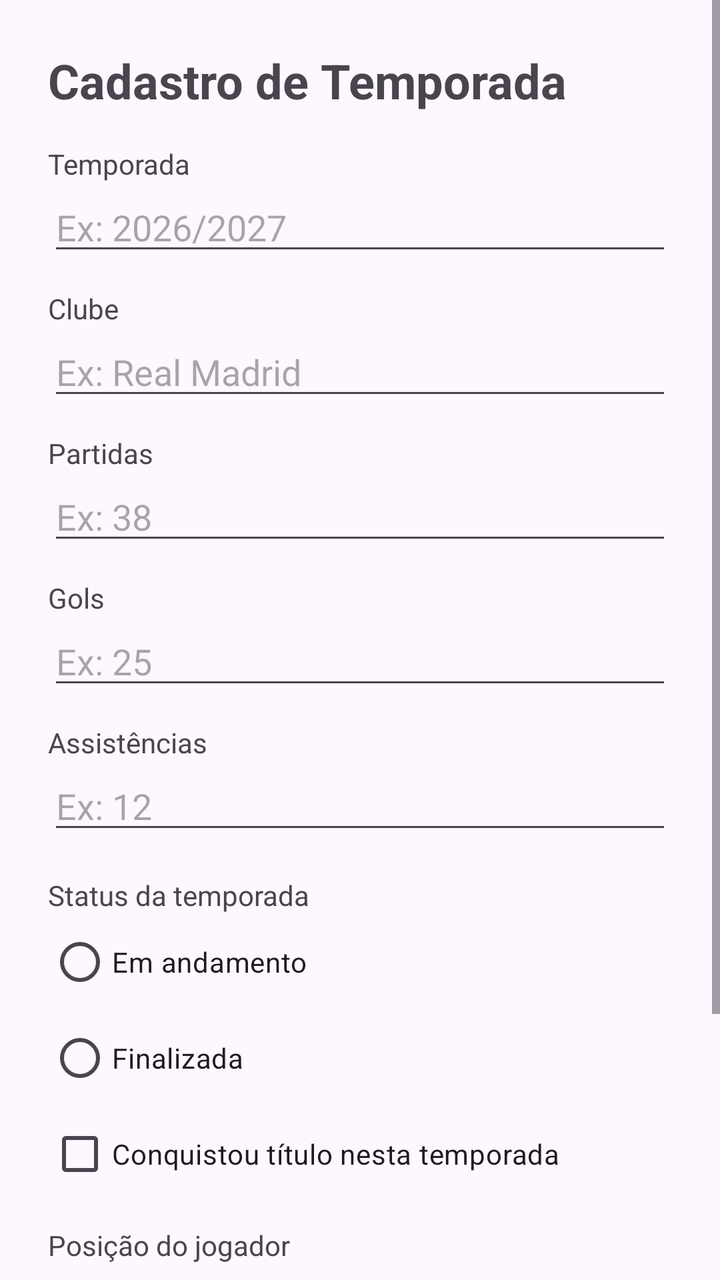
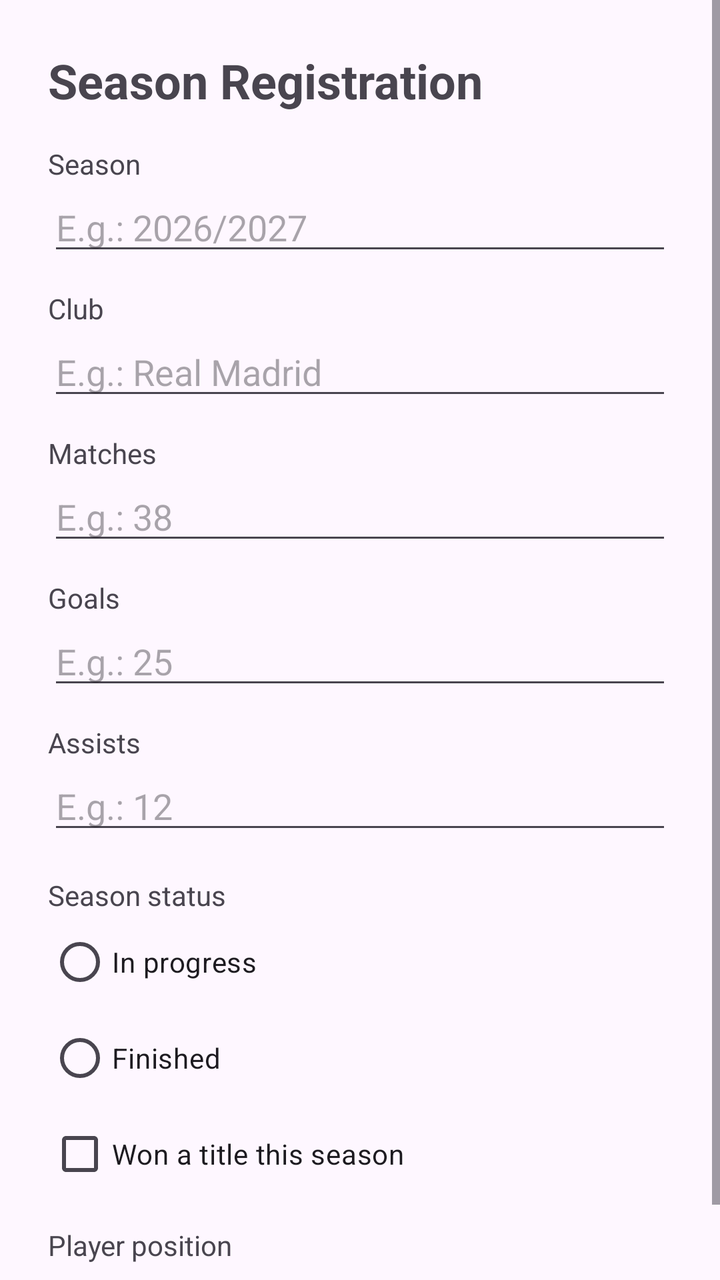

Screens rendered from an Android XML layout before and after an edit, with the pre-edit source and the edit as a unified diff.
<!-- AndroidManifest.xml: application theme Theme.RegistroDeCarreiraFC -->
<!-- res/layout/activity_main.xml -->
<?xml version="1.0" encoding="utf-8"?>
<ScrollView xmlns:android="http://schemas.android.com/apk/res/android"
    xmlns:tools="http://schemas.android.com/tools"
    android:id="@+id/main"
    android:layout_width="match_parent"
    android:layout_height="match_parent"
    android:fillViewport="true"
    tools:context=".MainActivity">

    <LinearLayout
        android:layout_width="match_parent"
        android:layout_height="wrap_content"
        android:orientation="vertical"
        android:padding="24dp">

        <TextView
            android:layout_width="match_parent"
            android:layout_height="wrap_content"
            android:text="Cadastro de Temporada"
            android:textSize="24sp"
            android:textStyle="bold" />

        <TextView
            android:layout_width="match_parent"
            android:layout_height="wrap_content"
            android:layout_marginTop="16dp"
            android:text="Temporada" />

        <EditText
            android:id="@+id/editTextTemporada"
            android:layout_width="match_parent"
            android:layout_height="wrap_content"
            android:hint="Ex: 2026/2027"
            android:inputType="text" />

        <TextView
            android:layout_width="match_parent"
            android:layout_height="wrap_content"
            android:layout_marginTop="12dp"
            android:text="Clube" />

        <EditText
            android:id="@+id/editTextClube"
            android:layout_width="match_parent"
            android:layout_height="wrap_content"
            android:hint="Ex: Real Madrid"
            android:inputType="text" />

        <TextView
            android:layout_width="match_parent"
            android:layout_height="wrap_content"
            android:layout_marginTop="12dp"
            android:text="Partidas" />

        <EditText
            android:id="@+id/editTextPartidas"
            android:layout_width="match_parent"
            android:layout_height="wrap_content"
            android:hint="Ex: 38"
            android:inputType="number" />

        <TextView
            android:layout_width="match_parent"
            android:layout_height="wrap_content"
            android:layout_marginTop="12dp"
            android:text="Gols" />

        <EditText
            android:id="@+id/editTextGols"
            android:layout_width="match_parent"
            android:layout_height="wrap_content"
            android:hint="Ex: 25"
            android:inputType="number" />

        <TextView
            android:layout_width="match_parent"
            android:layout_height="wrap_content"
            android:layout_marginTop="12dp"
            android:text="Assistências" />

        <EditText
            android:id="@+id/editTextAssistencias"
            android:layout_width="match_parent"
            android:layout_height="wrap_content"
            android:hint="Ex: 12"
            android:inputType="number" />

        <TextView
            android:layout_width="match_parent"
            android:layout_height="wrap_content"
            android:layout_marginTop="16dp"
            android:text="Status da temporada" />

        <RadioGroup
            android:id="@+id/radioGroupStatus"
            android:layout_width="match_parent"
            android:layout_height="wrap_content">

            <RadioButton
                android:id="@+id/radioButtonAndamento"
                android:layout_width="wrap_content"
                android:layout_height="wrap_content"
                android:text="Em andamento" />

            <RadioButton
                android:id="@+id/radioButtonFinalizada"
                android:layout_width="wrap_content"
                android:layout_height="wrap_content"
                android:text="Finalizada" />

        </RadioGroup>

        <CheckBox
            android:id="@+id/checkBoxTitulo"
            android:layout_width="match_parent"
            android:layout_height="wrap_content"
            android:text="Conquistou título nesta temporada" />

        <TextView
            android:layout_width="match_parent"
            android:layout_height="wrap_content"
            android:layout_marginTop="12dp"
            android:text="Posição do jogador" />

        <Spinner
            android:id="@+id/spinnerPosicao"
            android:layout_width="match_parent"
            android:layout_height="wrap_content" />

        <Button
            android:id="@+id/buttonLimpar"
            android:layout_width="match_parent"
            android:layout_height="wrap_content"
            android:layout_marginTop="24dp"
            android:text="Limpar" />

        <Button
            android:id="@+id/buttonSalvar"
            android:layout_width="match_parent"
            android:layout_height="wrap_content"
            android:layout_marginTop="8dp"
            android:text="Salvar" />

    </LinearLayout>

</ScrollView>
<!-- resources referenced by this layout -->
<resources>
  <style name="Theme.RegistroDeCarreiraFC" parent="Base.Theme.RegistroDeCarreiraFC" />
  <style name="Base.Theme.RegistroDeCarreiraFC" parent="Theme.Material3.DayNight">
          
          
      </style>
</resources>

<!-- the commit's change to res/layout/activity_main.xml (unified diff, before → after) -->
@@ -16,7 +16,7 @@
         <TextView
             android:layout_width="match_parent"
             android:layout_height="wrap_content"
-            android:text="Cadastro de Temporada"
+            android:text="@string/title_season_registration"
             android:textSize="24sp"
             android:textStyle="bold" />
 
@@ -24,72 +24,72 @@
             android:layout_width="match_parent"
             android:layout_height="wrap_content"
             android:layout_marginTop="16dp"
-            android:text="Temporada" />
+            android:text="@string/label_season" />
 
         <EditText
             android:id="@+id/editTextTemporada"
             android:layout_width="match_parent"
             android:layout_height="wrap_content"
-            android:hint="Ex: 2026/2027"
+            android:hint="@string/hint_season"
             android:inputType="text" />
 
         <TextView
             android:layout_width="match_parent"
             android:layout_height="wrap_content"
             android:layout_marginTop="12dp"
-            android:text="Clube" />
+            android:text="@string/label_club" />
 
         <EditText
             android:id="@+id/editTextClube"
             android:layout_width="match_parent"
             android:layout_height="wrap_content"
-            android:hint="Ex: Real Madrid"
+            android:hint="@string/hint_club"
             android:inputType="text" />
 
         <TextView
             android:layout_width="match_parent"
             android:layout_height="wrap_content"
             android:layout_marginTop="12dp"
-            android:text="Partidas" />
+            android:text="@string/label_matches" />
 
         <EditText
             android:id="@+id/editTextPartidas"
             android:layout_width="match_parent"
             android:layout_height="wrap_content"
-            android:hint="Ex: 38"
+            android:hint="@string/hint_matches"
             android:inputType="number" />
 
         <TextView
             android:layout_width="match_parent"
             android:layout_height="wrap_content"
             android:layout_marginTop="12dp"
-            android:text="Gols" />
+            android:text="@string/label_goals" />
 
         <EditText
             android:id="@+id/editTextGols"
             android:layout_width="match_parent"
             android:layout_height="wrap_content"
-            android:hint="Ex: 25"
+            android:hint="@string/hint_goals"
             android:inputType="number" />
 
         <TextView
             android:layout_width="match_parent"
             android:layout_height="wrap_content"
             android:layout_marginTop="12dp"
-            android:text="Assistências" />
+            android:text="@string/label_assists" />
 
         <EditText
             android:id="@+id/editTextAssistencias"
             android:layout_width="match_parent"
             android:layout_height="wrap_content"
-            android:hint="Ex: 12"
+            android:hint="@string/hint_assists"
             android:inputType="number" />
 
         <TextView
             android:layout_width="match_parent"
             android:layout_height="wrap_content"
             android:layout_marginTop="16dp"
-            android:text="Status da temporada" />
+            android:text="@string/label_season_status" />
 
         <RadioGroup
             android:id="@+id/radioGroupStatus"
@@ -100,13 +100,13 @@
                 android:id="@+id/radioButtonAndamento"
                 android:layout_width="wrap_content"
                 android:layout_height="wrap_content"
-                android:text="Em andamento" />
+                android:text="@string/status_in_progress" />
 
             <RadioButton
                 android:id="@+id/radioButtonFinalizada"
                 android:layout_width="wrap_content"
                 android:layout_height="wrap_content"
-                android:text="Finalizada" />
+                android:text="@string/status_finished" />
 
         </RadioGroup>
 
@@ -114,33 +114,19 @@
             android:id="@+id/checkBoxTitulo"
             android:layout_width="match_parent"
             android:layout_height="wrap_content"
-            android:text="Conquistou título nesta temporada" />
+            android:text="@string/label_won_title" />
 
         <TextView
             android:layout_width="match_parent"
             android:layout_height="wrap_content"
             android:layout_marginTop="12dp"
-            android:text="Posição do jogador" />
+            android:text="@string/label_player_position" />
 
         <Spinner
             android:id="@+id/spinnerPosicao"
             android:layout_width="match_parent"
             android:layout_height="wrap_content" />
 
-        <Button
-            android:id="@+id/buttonLimpar"
-            android:layout_width="match_parent"
-            android:layout_height="wrap_content"
-            android:layout_marginTop="24dp"
-            android:text="Limpar" />
-
-        <Button
-            android:id="@+id/buttonSalvar"
-            android:layout_width="match_parent"
-            android:layout_height="wrap_content"
-            android:layout_marginTop="8dp"
-            android:text="Salvar" />
-
     </LinearLayout>
 
 </ScrollView>
<!-- resource entries referenced after the edit -->
@@ -1,5 +1,21 @@
 <!-- resources referenced by this layout -->
 <resources>
+  <string name="hint_assists">E.g.: 12</string>
+  <string name="hint_club">E.g.: Real Madrid</string>
+  <string name="hint_goals">E.g.: 25</string>
+  <string name="hint_matches">E.g.: 38</string>
+  <string name="hint_season">E.g.: 2026/2027</string>
+  <string name="label_assists">Assists</string>
+  <string name="label_club">Club</string>
+  <string name="label_goals">Goals</string>
+  <string name="label_matches">Matches</string>
+  <string name="label_player_position">Player position</string>
+  <string name="label_season">Season</string>
+  <string name="label_season_status">Season status</string>
+  <string name="label_won_title">Won a title this season</string>
+  <string name="status_finished">Finished</string>
+  <string name="status_in_progress">In progress</string>
+  <string name="title_season_registration">Season Registration</string>
   <style name="Theme.RegistroDeCarreiraFC" parent="Base.Theme.RegistroDeCarreiraFC" />
   <style name="Base.Theme.RegistroDeCarreiraFC" parent="Theme.Material3.DayNight">
           
